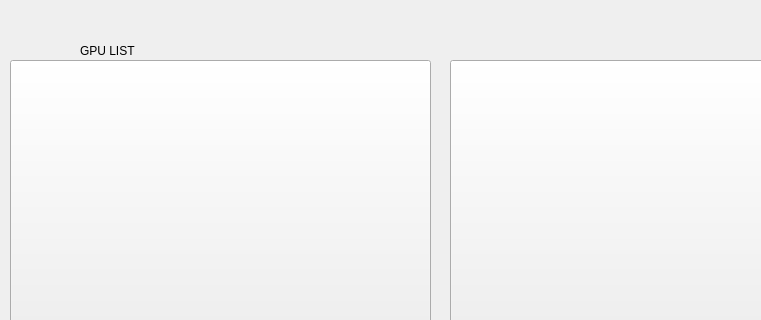
Above: loja_hardware/gpu_window.ui from diegocamargo55555/hardware_store_QT before the change; both pictures show x 440 to 1201 and y 0 to 320 of the 1337 by 773 pixel window. Below: the same form after it.
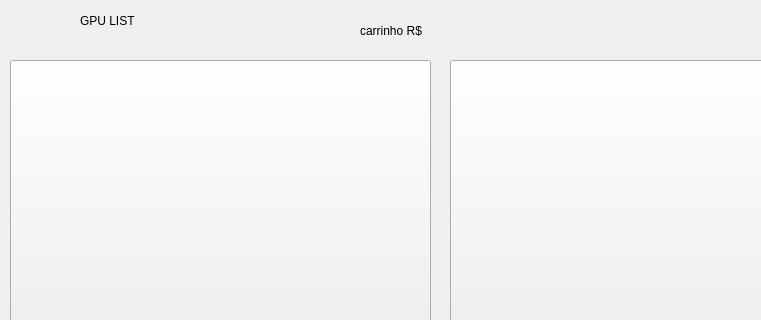
That is the form after the change.

Commit message: carrinho completo

Diff of the .ui file:
```diff
--- a/loja_hardware/gpu_window.ui
+++ b/loja_hardware/gpu_window.ui
@@ -17,7 +17,7 @@
    <property name="geometry">
     <rect>
      <x>520</x>
-     <y>30</y>
+     <y>0</y>
      <width>171</width>
      <height>41</height>
     </rect>
@@ -182,6 +182,19 @@
     <string>TextLabel</string>
    </property>
   </widget>
+  <widget class="QLabel" name="label_carrinho">
+   <property name="geometry">
+    <rect>
+     <x>800</x>
+     <y>10</y>
+     <width>321</width>
+     <height>41</height>
+    </rect>
+   </property>
+   <property name="text">
+    <string>carrinho R$ </string>
+   </property>
+  </widget>
  </widget>
  <resources/>
  <connections/>
```
The commit also changes 19 other files.
